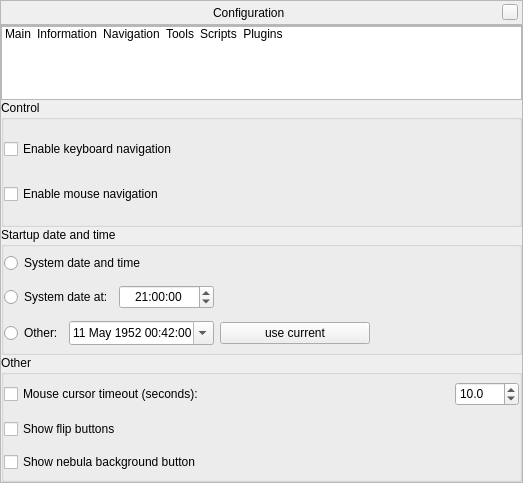
Above: src/gui/configurationDialog.ui from EvilTosha/Stellarium-GSoC12 before the change. Below: the same form after it.
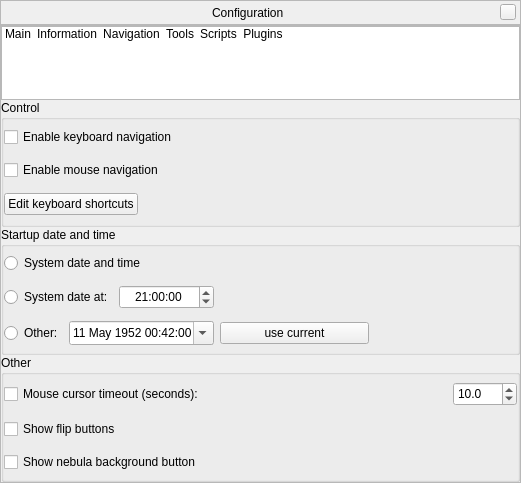
That is the form after the change. The open tabs and pages were chosen to show the change. Icons and pictures are not drawn. Custom widgets are drawn as their Qt base class.

```diff
--- a/src/gui/configurationDialog.ui
+++ b/src/gui/configurationDialog.ui
@@ -6,7 +6,7 @@
    <rect>
     <x>0</x>
     <y>0</y>
-    <width>523</width>
+    <width>521</width>
     <height>483</height>
    </rect>
   </property>
@@ -562,6 +562,30 @@
                </property>
               </widget>
              </item>
+             <item>
+              <layout class="QHBoxLayout" name="horizontalLayout_9">
+               <item>
+                <widget class="QPushButton" name="editShortcutsPushButton">
+                 <property name="text">
+                  <string>Edit keyboard shortcuts</string>
+                 </property>
+                </widget>
+               </item>
+               <item>
+                <spacer name="horizontalSpacer_4">
+                 <property name="orientation">
+                  <enum>Qt::Horizontal</enum>
+                 </property>
+                 <property name="sizeHint" stdset="0">
+                  <size>
+                   <width>40</width>
+                   <height>20</height>
+                  </size>
+                 </property>
+                </spacer>
+               </item>
+              </layout>
+             </item>
             </layout>
            </widget>
           </item>
```
Left out of the diff: 198 changed lines with no effect on the pictures.
